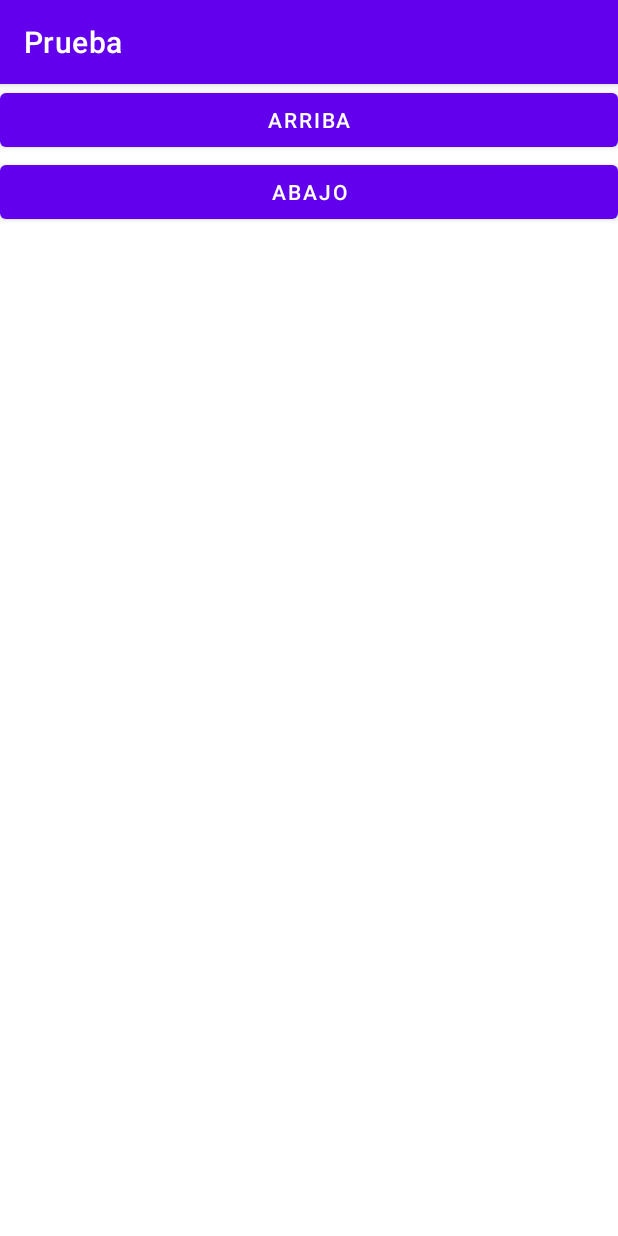
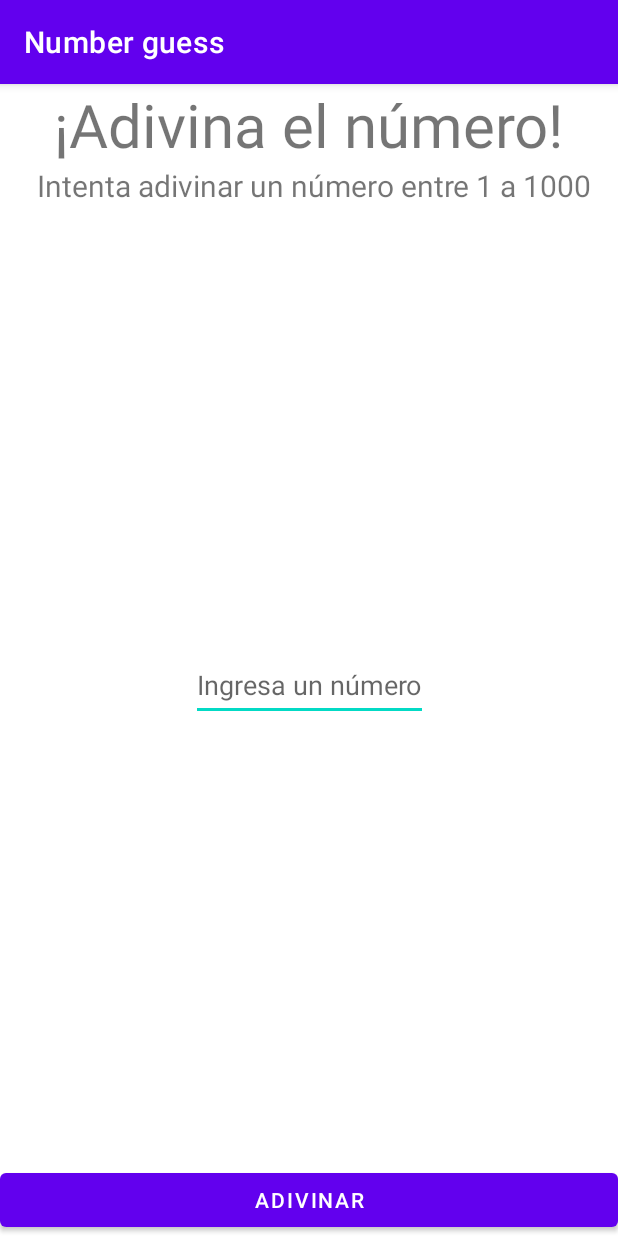
Before and after one commit to Sercroft/Number_Random, an Android app: the screen it shows after launch (MainActivity), on a phone screen of 412 x 824 dp. Run offline under Robolectric (Android 15) with nearby library versions, the phone set to English and light mode, and no system bars.

Commit message:
Versión 2

```diff
--- a/app/src/main/java/com/example/prueba/MainActivity.kt
+++ b/app/src/main/java/com/example/prueba/MainActivity.kt
@@ -1,11 +1,13 @@
 package com.example.prueba
 
-import androidx.appcompat.app.AppCompatActivity
 import android.os.Bundle
 import android.view.View
 import android.widget.Button
+import android.widget.EditText
 import android.widget.Toast
+import androidx.appcompat.app.AppCompatActivity
 import kotlin.random.Random
+
 
 class MainActivity : AppCompatActivity() {
     override fun onCreate(savedInstanceState: Bundle?) {
@@ -13,16 +15,18 @@ class MainActivity : AppCompatActivity() {
         setContentView(R.layout.activity_main)
     }
 
-    val arriba = Random.nextInt(0,100)
-    val abajo = Random.nextInt(0,100)
+    val numberRandom = Random.nextInt(0,1000)
+
     fun getNumber(vista: View){
+        val ntxt = findViewById<EditText>(R.id.number).text.toString()
+        val n = Integer.valueOf(ntxt)
         val a = vista as Button
-        if(arriba > abajo && a.text.toString() == "Arriba"){
-            Toast.makeText(this, "Ganador arriba", Toast.LENGTH_LONG).show() //Mostrar texto en pantalla
-        }else if(abajo > arriba && a.text.toString() == "Abajo"){
-            Toast.makeText(this,"Ganador abajo", Toast.LENGTH_LONG).show() //Mostrar texto en pantalla
-        }else{
-            Toast.makeText(this, "Perdedor", Toast.LENGTH_LONG).show() //Mostrar texto en pantalla
+        if(n.toInt() > numberRandom && a.text.toString() == "Adivinar"){
+            Toast.makeText(this, "Te pasaste...", Toast.LENGTH_LONG).show() //Mostrar texto en pantalla
+        }else if(n.toInt() < numberRandom && a.text.toString() == "Adivinar"){
+            Toast.makeText(this, "Te quedaste...", Toast.LENGTH_LONG).show()
+        }else if(n.toInt() == numberRandom && a.text.toString() == "Adivinar"){
+            Toast.makeText(this, "¡Felicitaciones! Adivinaste el número", Toast.LENGTH_LONG).show()
         }
     }
 }
--- a/app/src/main/res/layout/activity_main.xml
+++ b/app/src/main/res/layout/activity_main.xml
@@ -1,23 +1,52 @@
 <?xml version="1.0" encoding="utf-8"?>
-<LinearLayout xmlns:android="http://schemas.android.com/apk/res/android"
+<androidx.constraintlayout.widget.ConstraintLayout xmlns:android="http://schemas.android.com/apk/res/android"
     xmlns:app="http://schemas.android.com/apk/res-auto"
     xmlns:tools="http://schemas.android.com/tools"
+    android:id="@+id/linearLayout"
     android:layout_width="match_parent"
     android:layout_height="match_parent"
-    android:orientation="vertical"
-    tools:context=".MainActivity" >
-
-    <Button
-        android:id="@+id/button3"
-        android:layout_width="match_parent"
-        android:layout_height="wrap_content"
-        android:onClick="getNumber"
-        android:text="Arriba" />
+    tools:context=".MainActivity">
 
     <Button
         android:id="@+id/button4"
-        android:layout_width="match_parent"
+        android:layout_width="0dp"
         android:layout_height="wrap_content"
         android:onClick="getNumber"
-        android:text="Abajo" />
-</LinearLayout>
+        android:text="Adivinar"
+        app:layout_constraintBottom_toBottomOf="parent"
+        app:layout_constraintEnd_toEndOf="parent"
+        app:layout_constraintStart_toStartOf="parent" />
+
+    <EditText
+        android:id="@+id/number"
+        android:layout_width="wrap_content"
+        android:layout_height="wrap_content"
+        android:hint="Ingresa un número"
+        android:inputType="number"
+        android:minHeight="48dp"
+        app:layout_constraintBottom_toTopOf="@+id/button4"
+        app:layout_constraintEnd_toEndOf="parent"
+        app:layout_constraintStart_toStartOf="parent"
+        app:layout_constraintTop_toBottomOf="@+id/textView2" />
+
+    <TextView
+        android:id="@+id/textView"
+        android:layout_width="wrap_content"
+        android:layout_height="wrap_content"
+        android:text="¡Adivina el número!"
+        android:textSize="40dp"
+        app:layout_constraintEnd_toEndOf="parent"
+        app:layout_constraintStart_toStartOf="parent"
+        app:layout_constraintTop_toTopOf="parent" />
+
+    <TextView
+        android:id="@+id/textView2"
+        android:layout_width="wrap_content"
+        android:layout_height="wrap_content"
+        android:text="Intenta adivinar un número entre 1 a 1000"
+        android:textSize="20dp"
+        app:layout_constraintEnd_toEndOf="parent"
+        app:layout_constraintHorizontal_bias="0.589"
+        app:layout_constraintStart_toStartOf="parent"
+        app:layout_constraintTop_toBottomOf="@+id/textView" />
+</androidx.constraintlayout.widget.ConstraintLayout>
--- a/app/src/main/res/values/strings.xml
+++ b/app/src/main/res/values/strings.xml
@@ -1,3 +1,3 @@
 <resources>
-    <string name="app_name">Prueba</string>
+    <string name="app_name">Number guess</string>
 </resources>
```
